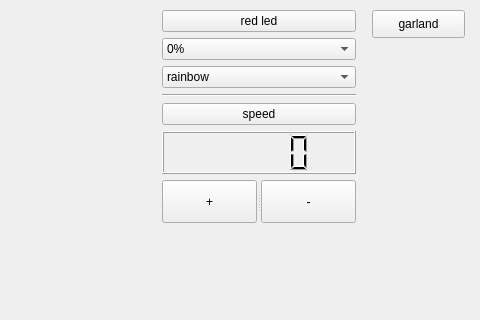
This is keeMASH.ui in buhtanback/KeeMASH as Qt 5 draws it before an edit; both pictures show x 368 to 848 and y 0 to 320 of the 848 by 605 pixel window. The edited form follows.
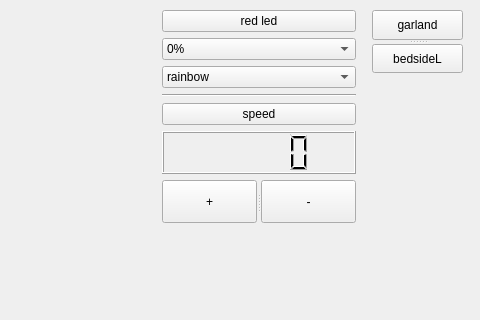
This is the edited form.

Commit message: add functioning control button bedsideL

```diff
--- a/keeMASH.ui
+++ b/keeMASH.ui
@@ -14,19 +14,6 @@
    <string>MainWindow</string>
   </property>
   <widget class="QWidget" name="centralwidget">
-   <widget class="QPushButton" name="pushB">
-    <property name="geometry">
-     <rect>
-      <x>740</x>
-      <y>10</y>
-      <width>93</width>
-      <height>28</height>
-     </rect>
-    </property>
-    <property name="text">
-     <string>garland</string>
-    </property>
-   </widget>
    <widget class="QWidget" name="layoutWidget">
     <property name="geometry">
      <rect>
@@ -238,6 +225,29 @@
      <string>update</string>
     </property>
    </widget>
+   <widget class="QSplitter" name="splitter_2">
+    <property name="geometry">
+     <rect>
+      <x>740</x>
+      <y>10</y>
+      <width>91</width>
+      <height>63</height>
+     </rect>
+    </property>
+    <property name="orientation">
+     <enum>Qt::Vertical</enum>
+    </property>
+    <widget class="QPushButton" name="pushB">
+     <property name="text">
+      <string>garland</string>
+     </property>
+    </widget>
+    <widget class="QPushButton" name="bedLB">
+     <property name="text">
+      <string>bedsideL</string>
+     </property>
+    </widget>
+   </widget>
   </widget>
   <widget class="QMenuBar" name="menubar">
    <property name="geometry">
```
The commit also changes 1 other file.
